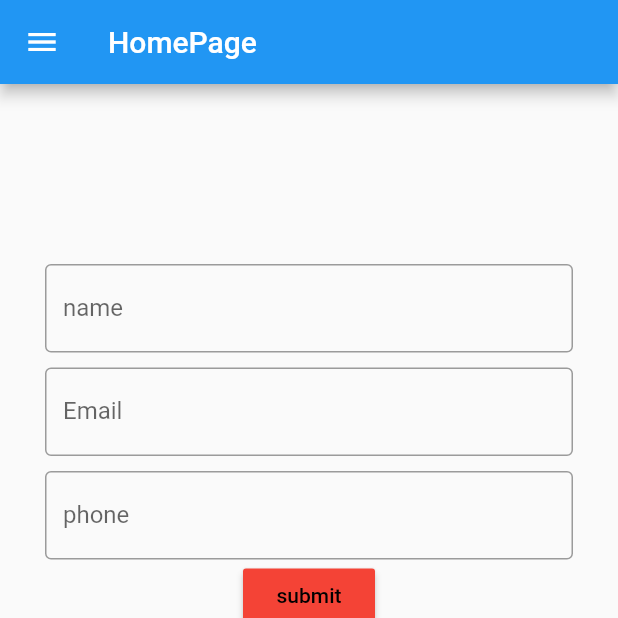
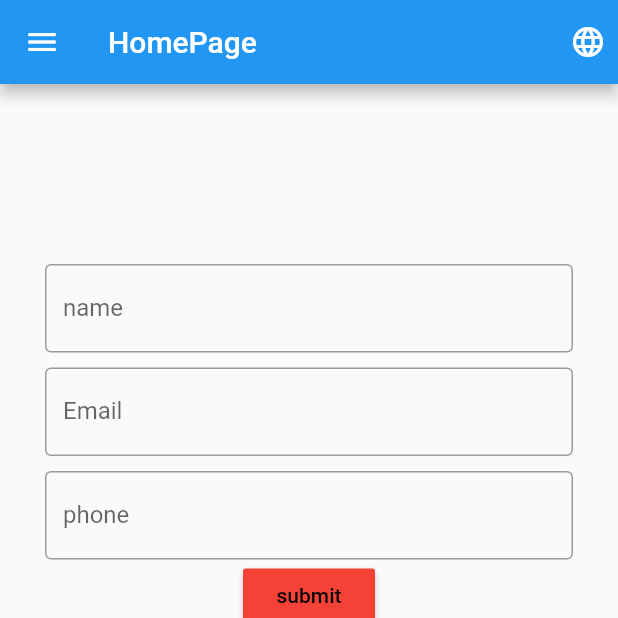
Before and after one commit to HasanMasrur/Flutter_Localization, a Flutter app: the screen it shows after launch, on a phone screen of 412 x 824 dp, the top half of it. Run offline on Flutter 3.47's test engine with Material 2 defaults, Android fonts, the phone set to English and light mode, and no system bars.

Commit message:
added Dropdrownbutton with country

```diff
--- /dev/null
+++ b/lib/Language.dart
@@ -0,0 +1,14 @@
+class Language {
+  final String id;
+  final String flag;
+  final String name;
+  final String contruecode;
+  Language(this.id, this.flag, this.name, this.contruecode);
+
+  static List<Language> languageList() {
+    return <Language>[
+      Language("1", "🇺🇸", "English", "en"),
+      Language("2", "🇧🇩", "বাংলা", "bn"),
+    ];
+  }
+}
--- a/lib/main.dart
+++ b/lib/main.dart
@@ -15,6 +15,7 @@ class MyApp extends StatelessWidget {
       theme: ThemeData(
         primarySwatch: Colors.blue,
       ),
+      debugShowCheckedModeBanner: false,
       onGenerateRoute: CustomRouter.allRoutes,
       initialRoute: homeRoute,
     );
--- a/lib/pages/home_page .dart
+++ b/lib/pages/home_page .dart
@@ -1,3 +1,4 @@
+import 'package:Flutter_Localization/Language.dart';
 import 'package:Flutter_Localization/routes/route_name.dart';
 import 'package:flutter/material.dart';
 
@@ -8,15 +9,40 @@ class HomePage extends StatefulWidget {
   }
 }
 
+_languagecode(Language language) {
+  print(language.contruecode);
+}
+
 class _HomePage extends State<HomePage> {
   final GlobalKey<FormState> _globalKey = GlobalKey<FormState>();
   @override
   Widget build(BuildContext context) {
     return Scaffold(
         drawer: _drowerpage(),
-        appBar: AppBar(
-          title: Text('HomePage'),
-        ),
+        appBar: AppBar(title: Text('HomePage'), actions: [
+          Padding(
+              padding: EdgeInsets.all(8),
+              child: DropdownButton(
+                onChanged: (language) {
+                  _languagecode(language);
+                },
+                icon: Icon(
+                  Icons.language,
+                  color: Colors.white,
+                ),
+                underline: SizedBox(),
+                items: Language.languageList()
+                    .map<DropdownMenuItem>(
+                      (lang) => DropdownMenuItem(
+                          value: lang,
+                          child: Row(
+                            mainAxisAlignment: MainAxisAlignment.spaceAround,
+                            children: [Text(lang.flag), Text(lang.name)],
+                          )),
+                    )
+                    .toList(),
+              ))
+        ]),
         body: _mainform());
   }
 
--- a/pubspec.yaml
+++ b/pubspec.yaml
@@ -22,6 +22,8 @@ environment:
 
 dependencies:
   flutter:
+    sdk: flutter
+  flutter_localizations: # Add this line
     sdk: flutter
 
 
```
Also changed, not shown: pubspec.lock.
